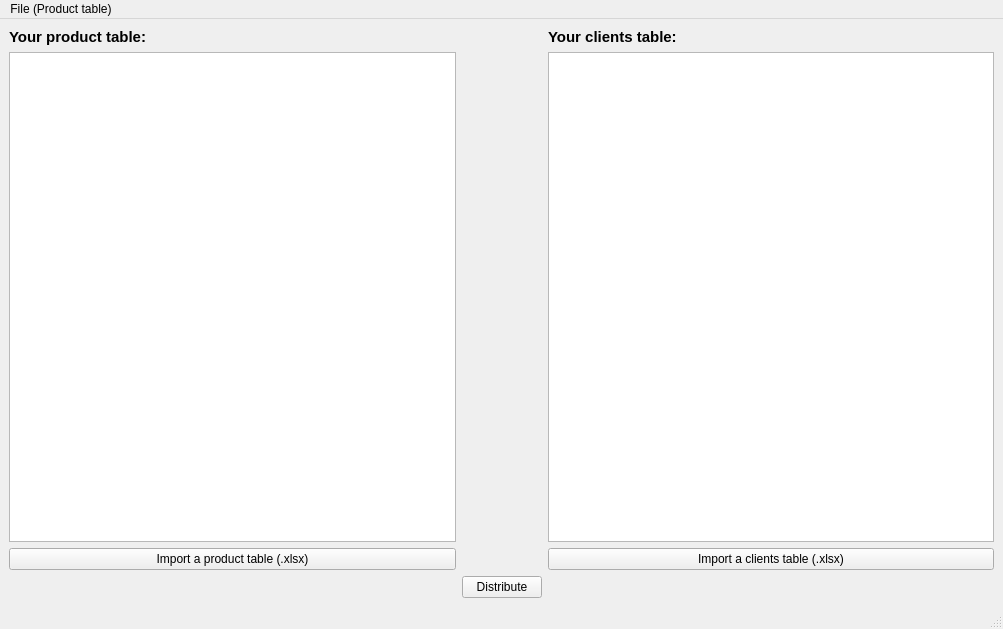
Before: the Qt Designer form mainwindow.ui in VolodymirM/Avocado, drawn with Qt 5.
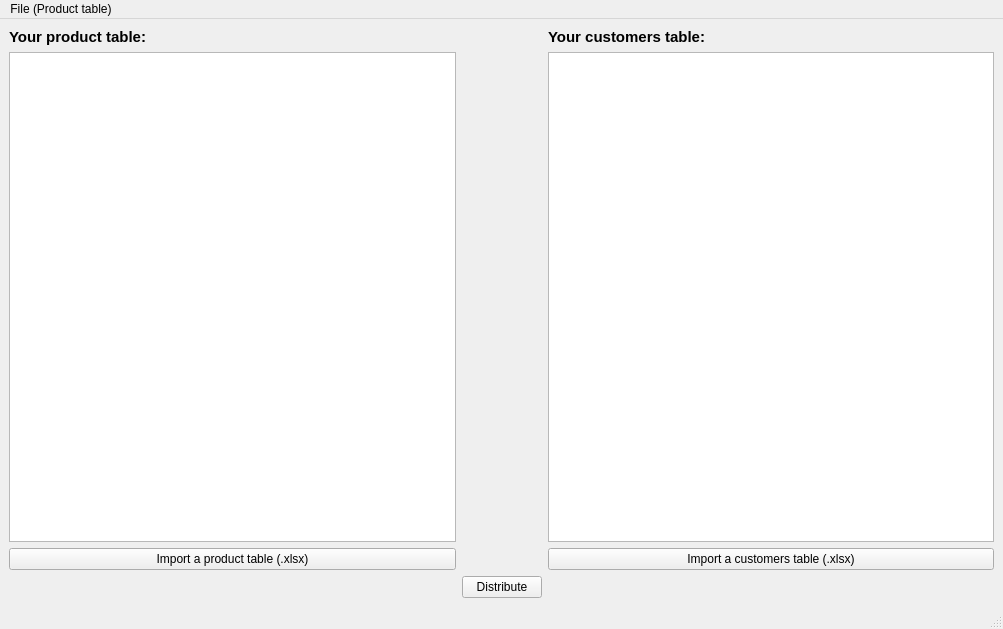
After: the same form once the commit is applied.

What changed in the file:
```diff
--- a/mainwindow.ui
+++ b/mainwindow.ui
@@ -73,7 +73,7 @@
        </sizepolicy>
       </property>
       <property name="text">
-       <string>Import a clients table (.xlsx)</string>
+       <string>Import a customers table (.xlsx)</string>
       </property>
      </widget>
     </item>
@@ -122,7 +122,7 @@
        </sizepolicy>
       </property>
       <property name="text">
-       <string>&lt;html&gt;&lt;head/&gt;&lt;body&gt;&lt;p&gt;&lt;span style=&quot; font-size:11pt; font-weight:700;&quot;&gt;Your clients table:&lt;/span&gt;&lt;/p&gt;&lt;/body&gt;&lt;/html&gt;</string>
+       <string>&lt;html&gt;&lt;head/&gt;&lt;body&gt;&lt;p&gt;&lt;span style=&quot; font-size:11pt; font-weight:700;&quot;&gt;Your customers table:&lt;/span&gt;&lt;/p&gt;&lt;/body&gt;&lt;/html&gt;</string>
       </property>
      </widget>
     </item>
```
Left out of the diff: 4 changed lines with no effect on the pictures.
